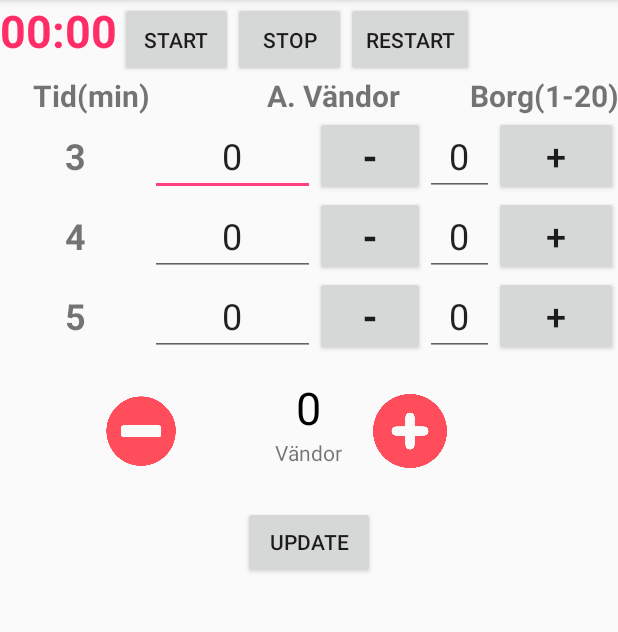
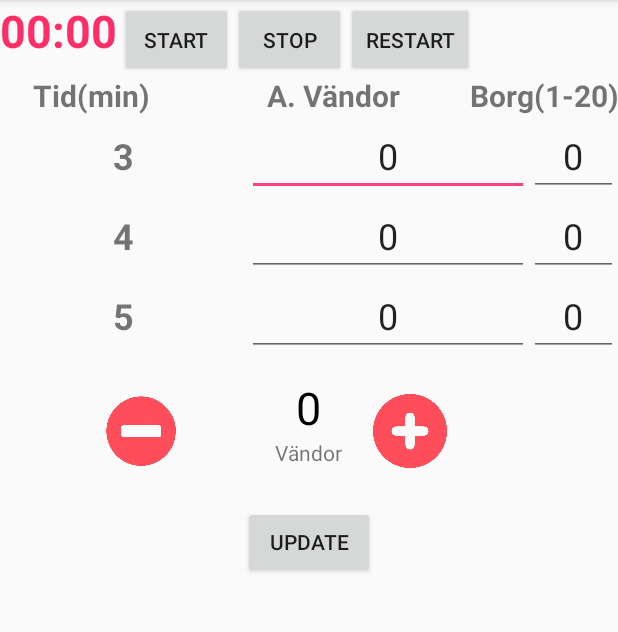
Before and after one commit to emahus91/VO2max, an Android app: the SecondActivity screen opened directly, with no data from a screen before it, on a phone screen of 412 x 824 dp, the part 84-716 px from its top. Run offline under Robolectric (Android 15) with nearby library versions, the phone set to English and light mode, and no system bars.

Commit message:
Updated the variables for the database (contactname), so that you can view the content in the statistik-button, tog bort +/- knapparna i second act.

```diff
--- a/app/src/main/res/layout/second_activity_main.xml
+++ b/app/src/main/res/layout/second_activity_main.xml
@@ -109,14 +109,7 @@
             android:textSize="24sp"
             android:inputType="number" />
 
-        <Button
-            android:text="@string/minus3"
-            android:layout_width="34dp"
-            android:layout_height="match_parent"
-            android:id="@+id/buttonBorg3dec"
-            android:layout_weight="0.15"
-            android:textStyle="normal|bold"
-            android:textSize="24sp" />
+
 
         <EditText
             android:layout_width="27dp"
@@ -129,13 +122,7 @@
             android:inputType="number" />
 
 
-        <Button
-            android:id="@+id/buttonBorg3inc"
-            android:layout_width="40dp"
-            android:layout_height="match_parent"
-            android:text="@string/plus3"
-            android:layout_weight="0.16"
-            android:textSize="24sp" />
+
     </LinearLayout>
 
     <LinearLayout
@@ -166,14 +153,6 @@
                 android:textSize="24sp"
                 android:inputType="number" />
 
-            <Button
-                android:text="@string/minus4"
-                android:layout_width="34dp"
-                android:layout_height="match_parent"
-                android:id="@+id/buttonBorg4dec"
-                android:layout_weight="0.15"
-                android:textStyle="normal|bold"
-                android:textSize="24sp" />
 
         <EditText
             android:layout_width="27dp"
@@ -185,14 +164,6 @@
             android:gravity="center_vertical|center_horizontal"
             android:inputType="number" />
 
-
-        <Button
-                android:id="@+id/buttonBorg4inc"
-                android:layout_width="40dp"
-                android:layout_height="match_parent"
-                android:text="@string/plus4"
-                android:layout_weight="0.16"
-                android:textSize="24sp" />
         </LinearLayout>
         <LinearLayout
             android:id="@+id/linearLayout5"
@@ -222,15 +193,6 @@
                 android:textSize="24sp"
                 android:inputType="number" />
 
-            <Button
-                android:text="@string/minus5"
-                android:layout_width="34dp"
-                android:layout_height="match_parent"
-                android:id="@+id/buttonBorg5dec"
-                android:layout_weight="0.15"
-                android:textStyle="normal|bold"
-                android:textSize="24sp" />
-
             <EditText
                 android:layout_width="27dp"
                 android:layout_height="wrap_content"
@@ -241,14 +203,6 @@
                 android:gravity="center_vertical|center_horizontal"
                 android:inputType="number" />
 
-
-            <Button
-                android:id="@+id/buttonBorg5inc"
-                android:layout_width="40dp"
-                android:layout_height="match_parent"
-                android:text="@string/plus5"
-                android:layout_weight="0.16"
-                android:textSize="24sp" />
         </LinearLayout>
 
 
--- a/app/src/main/res/values/colors.xml
+++ b/app/src/main/res/values/colors.xml
@@ -12,9 +12,10 @@
     <color name="gray">#808080</color>
     <color name="dark_gray">#ff424242</color>
     <color name="green">#008000</color>
-    <color name="blue">#e88300</color>
+    <color name="orange">#e88300</color>
     <color name="navy">#354361</color>
     <color name="black">#000000</color>
+    <color name="blue">#4a66d7</color>
 
 
 
```
Also changed, not shown: app/src/main/java/com/example/sam/vo2max/MainActivity.java (+3 -6 lines), app/src/main/res/layout/row_layout.xml (+10 -7 lines).
